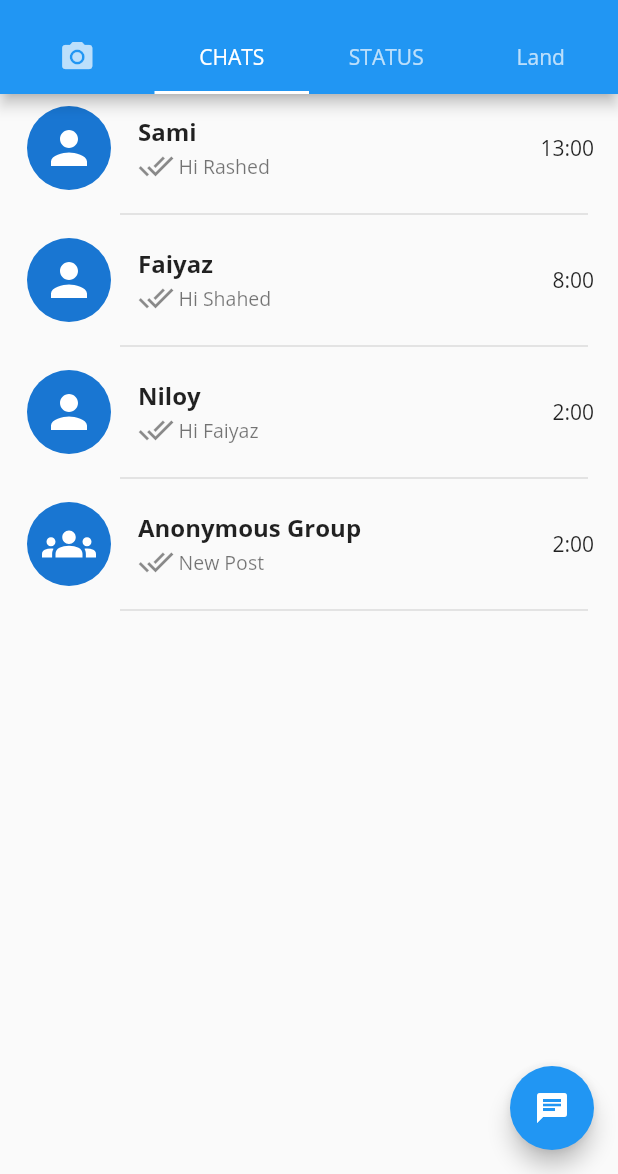
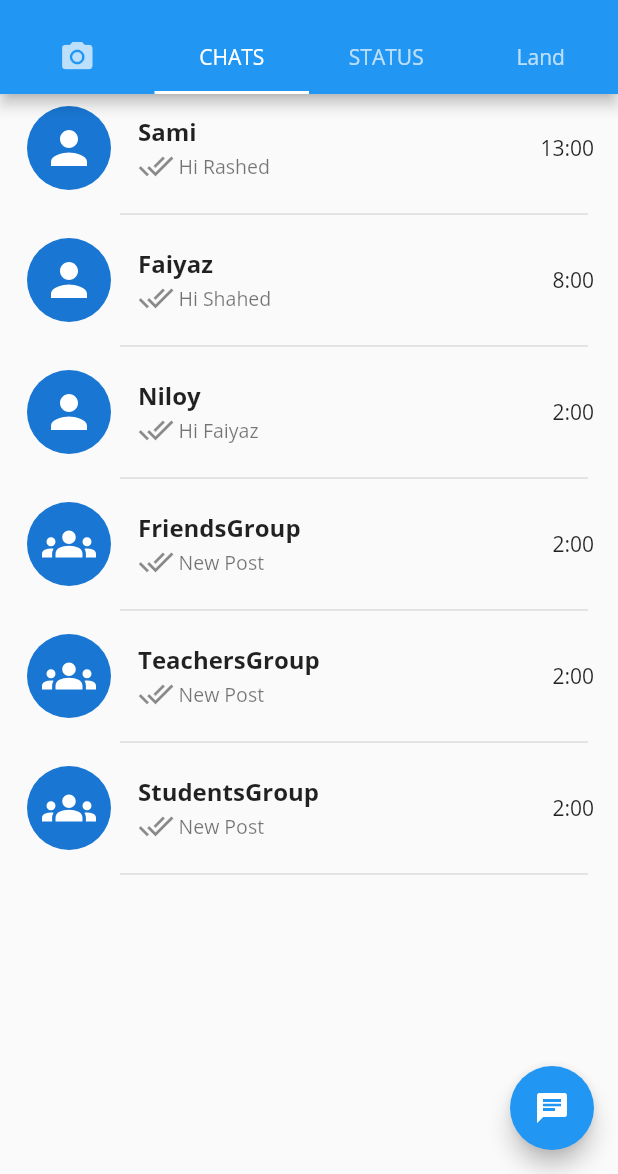
Before and after one commit to saklain71/messenger_flutter, a Flutter app: the LoginScreen screen opened directly, after a tap on "Saklain", on a phone screen of 412 x 824 dp, the part 62-1236 px from its top. Run offline on Flutter 3.47's test engine with Material 2 defaults, Android fonts, the phone set to English and light mode, and no system bars; our stand-ins replace camera, flutter_svg, image_picker, socket_io_client, video_player; network calls fail; statements that could not run were skipped.

Commit message:
group chat with different group

```diff
--- a/lib/Model/MessageModel.dart
+++ b/lib/Model/MessageModel.dart
@@ -2,11 +2,11 @@ class MessageModel {
   String type;
   String message;
   String time;
-  String path;
+  String? path;
   MessageModel({
     required this.message,
     required this.type,
     required this.time,
-    required this.path,
+    this.path,
   });
 }
--- a/lib/Screens/Homescreen.dart
+++ b/lib/Screens/Homescreen.dart
@@ -17,6 +17,42 @@ class Homescreen extends StatefulWidget {
 class _HomescreenState extends State<Homescreen>
     with SingleTickerProviderStateMixin {
 
+
+
+  final List<ChatModel> chatmodels = [
+    ChatModel(
+      name: "FriendsGroup",
+      isGroup: true,
+      currentMessage: "New Post",
+      time: "2:00",
+      icon: "group.svg",
+      id: 11,
+      status: 'grouping texting',
+    ),
+
+    ChatModel(
+      name: "TeachersGroup",
+      isGroup: true,
+      currentMessage: "New Post",
+      time: "2:00",
+      icon: "group.svg",
+      id: 12,
+      status: 'grouping texting',
+    ),
+
+    ChatModel(
+      name: "StudentsGroup",
+      isGroup: true,
+      currentMessage: "New Post",
+      time: "2:00",
+      icon: "group.svg",
+      id: 13,
+      status: 'grouping texting',
+    ),
+  ];
+
+
+
   TabController? _controller;
 
   @override
@@ -25,6 +61,7 @@ class _HomescreenState extends State<Homescreen>
     _controller = TabController(length: 4, vsync: this, initialIndex: 1);
     print('sourchat ${widget.sourchat.name}');
     print('sourchat ${widget.sourchat.id}');
+    widget.chatmodels.add(chatmodels as ChatModel);
   }
 
   @override
--- a/lib/Screens/LoginScreen.dart
+++ b/lib/Screens/LoginScreen.dart
@@ -56,12 +56,32 @@ class _LoginScreenState extends State<LoginScreen> {
     ),
 
     ChatModel(
-      name: "Anonymous Group",
+      name: "FriendsGroup",
       isGroup: true,
       currentMessage: "New Post",
       time: "2:00",
       icon: "group.svg",
-      id: 10,
+      id: 11,
+      status: 'grouping texting',
+    ),
+
+    ChatModel(
+      name: "TeachersGroup",
+      isGroup: true,
+      currentMessage: "New Post",
+      time: "2:00",
+      icon: "group.svg",
+      id: 12,
+      status: 'grouping texting',
+    ),
+
+    ChatModel(
+      name: "StudentsGroup",
+      isGroup: true,
+      currentMessage: "New Post",
+      time: "2:00",
+      icon: "group.svg",
+      id: 13,
       status: 'grouping texting',
     ),
   ];
--- a/lib/main.dart
+++ b/lib/main.dart
@@ -20,12 +20,13 @@ class MyApp extends StatelessWidget {
   @override
   Widget build(BuildContext context) {
     return MaterialApp(
+      debugShowCheckedModeBanner: false,
       theme: ThemeData(
           fontFamily: "OpenSans",
           primaryColor: Color(0xFF075E54),
           hintColor: Color(0xFF128C7E)),
-       //home: LoginScreen(),
-       home: const HomeToGroup(),
+      home: LoginScreen(),
+       //home: const HomeToGroup(),
     );
   }
 }
```
Also changed, not shown: lib/Group/group_page.dart (+64 -9 lines), lib/Group/home_to_group_page.dart (+44 -42 lines), lib/Screens/IndividualPage.dart (+23 -21 lines).
